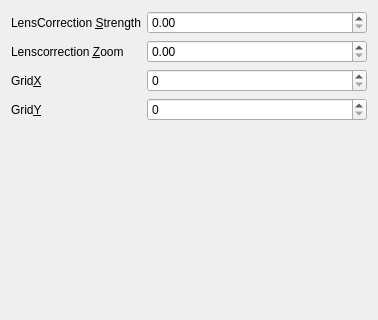
Qt form settings.ui (fpetersen86/blobtracker) before a commit; both pictures show x 0 to 378 and y 0 to 320 of the 378 by 498 pixel window.
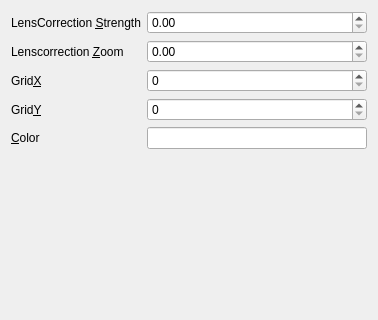
The same form after that commit.

Commit message: Color now choosable; clean exit

What changed in the file:
```diff
--- a/settings.ui
+++ b/settings.ui
@@ -88,6 +88,26 @@
      </property>
     </widget>
    </item>
+   <item row="4" column="0">
+    <widget class="QLabel" name="label_5">
+     <property name="text">
+      <string>&amp;Color</string>
+     </property>
+     <property name="buddy">
+      <cstring>colEdit</cstring>
+     </property>
+    </widget>
+   </item>
+   <item row="4" column="1">
+    <widget class="QLineEdit" name="colEdit">
+     <property name="inputMask">
+      <string>HHHHHH; </string>
+     </property>
+     <property name="maxLength">
+      <number>6</number>
+     </property>
+    </widget>
+   </item>
   </layout>
  </widget>
  <resources/>
```
Left out of the diff: 2 changed lines with no effect on the pictures. The commit also changes 4 other files.
